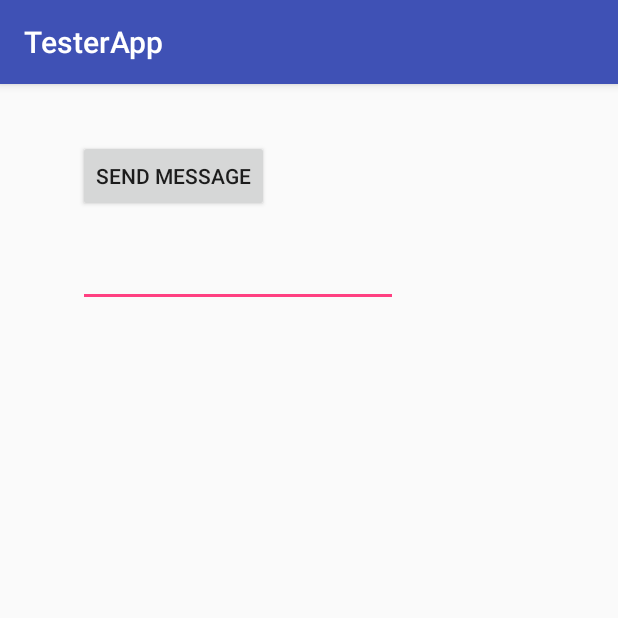
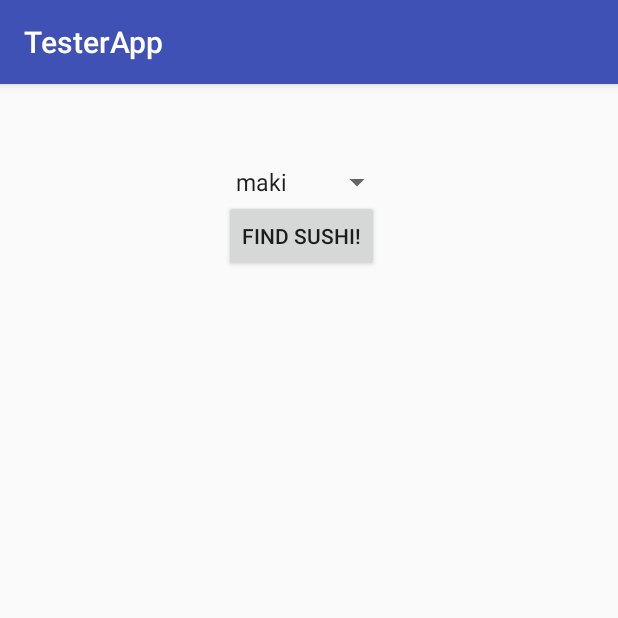
Before and after one commit to tatertotz/TesterApp, an Android app: the screen it shows after launch (MainActivity), on a phone screen of 412 x 824 dp, the top half of it. Run offline under Robolectric (Android 15) with nearby library versions, the phone set to English and light mode, and no system bars.

Commit message:
Trying to make sushiPicker into what I want

```diff
--- a/app/src/main/res/layout/activity_main.xml
+++ b/app/src/main/res/layout/activity_main.xml
@@ -10,24 +10,31 @@
     android:paddingTop="@dimen/activity_vertical_margin"
     tools:context="com.example.lia.testerapp.MainActivity">
 
-    <Button
-        android:id="@+id/send"
+    <Spinner
         android:layout_width="wrap_content"
         android:layout_height="wrap_content"
-        android:layout_alignParentLeft="true"
+        android:layout_marginTop="37dp"
+        android:id="@+id/style"
+        android:layout_centerHorizontal="true"
         android:layout_alignParentTop="true"
-        android:layout_marginLeft="36dp"
-        android:layout_marginTop="21dp"
-        android:onClick="onSendMessage"
-        android:text="@string/send"/>
+        android:entries="@array/sushi_styles"  />
 
-    <EditText
-        android:id="@+id/message"
+    <Button
+        android:text="@string/find_sushi"
         android:layout_width="wrap_content"
         android:layout_height="wrap_content"
-        android:layout_alignLeft="@+id/send"
-        android:layout_below="@+id/send"
+        android:layout_alignLeft="@+id/style"
+        android:layout_below="@id/style"
+        android:onClick="onClickFindSushi"
+        android:id="@+id/find_sushi" />
+
+    <TextView
+        android:layout_width="wrap_content"
+        android:layout_height="wrap_content"
+        android:layout_alignLeft="@+id/find_sushi"
+        android:layout_below="@+id/find_sushi"
         android:layout_marginTop="18dp"
-        android:ems="10"/>
+        android:text="@string/types"
+        android:id="@+id/types" />
 
 </RelativeLayout>
```
